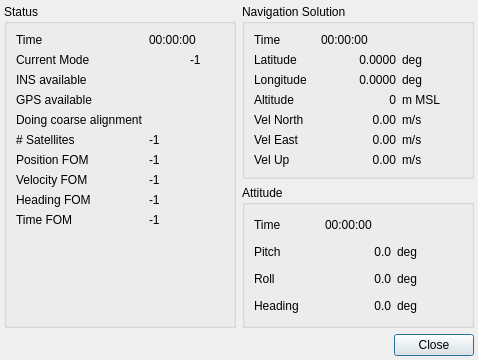
This is src/hcrgui/CmigitsDetails.ui in NCAR/HCR_instrument as Qt 5 draws it before an edit. The edited form follows.
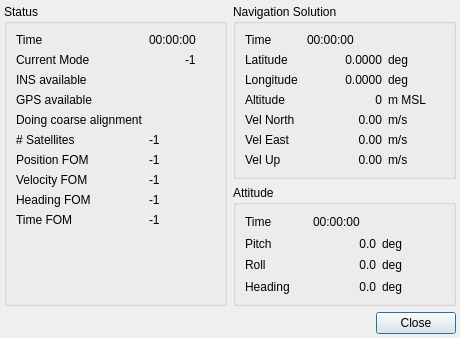
This is the edited form. Icons and pictures are not drawn.

Commit message: Just did a global "Adjust size" to compress the widget down to its desired size.

Diff of the .ui file:
```diff
--- a/src/hcrgui/CmigitsDetails.ui
+++ b/src/hcrgui/CmigitsDetails.ui
@@ -6,8 +6,8 @@
    <rect>
     <x>0</x>
     <y>0</y>
-    <width>478</width>
-    <height>360</height>
+    <width>460</width>
+    <height>338</height>
    </rect>
   </property>
   <property name="windowTitle">
```
